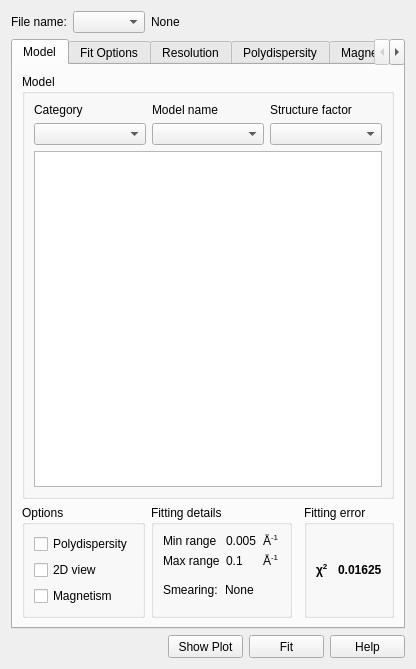
Qt form src/sas/qtgui/Perspectives/Fitting/UI/FittingWidgetUI.ui (SasView/sasview) before a commit.
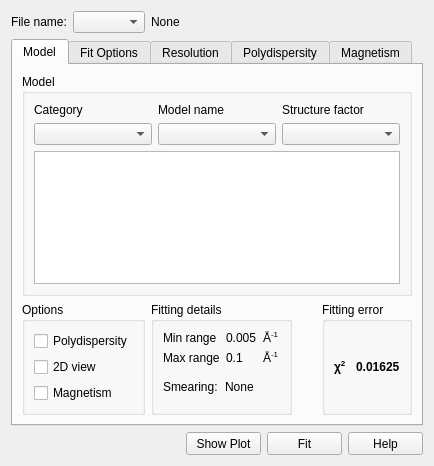
The same form after that commit.

Commit message: Fixed Mdi area and widget resizing issue(s)

What changed in the file:
```diff
--- a/src/sas/qtgui/Perspectives/Fitting/UI/FittingWidgetUI.ui
+++ b/src/sas/qtgui/Perspectives/Fitting/UI/FittingWidgetUI.ui
@@ -6,16 +6,22 @@
    <rect>
     <x>0</x>
     <y>0</y>
-    <width>379</width>
-    <height>669</height>
+    <width>434</width>
+    <height>466</height>
    </rect>
   </property>
   <property name="sizePolicy">
-   <sizepolicy hsizetype="Preferred" vsizetype="Preferred">
+   <sizepolicy hsizetype="MinimumExpanding" vsizetype="MinimumExpanding">
     <horstretch>0</horstretch>
     <verstretch>0</verstretch>
    </sizepolicy>
   </property>
+  <property name="minimumSize">
+   <size>
+    <width>434</width>
+    <height>466</height>
+   </size>
+  </property>
   <property name="windowTitle">
    <string>FittingWidget</string>
   </property>
```
The commit also changes 3 other files.
